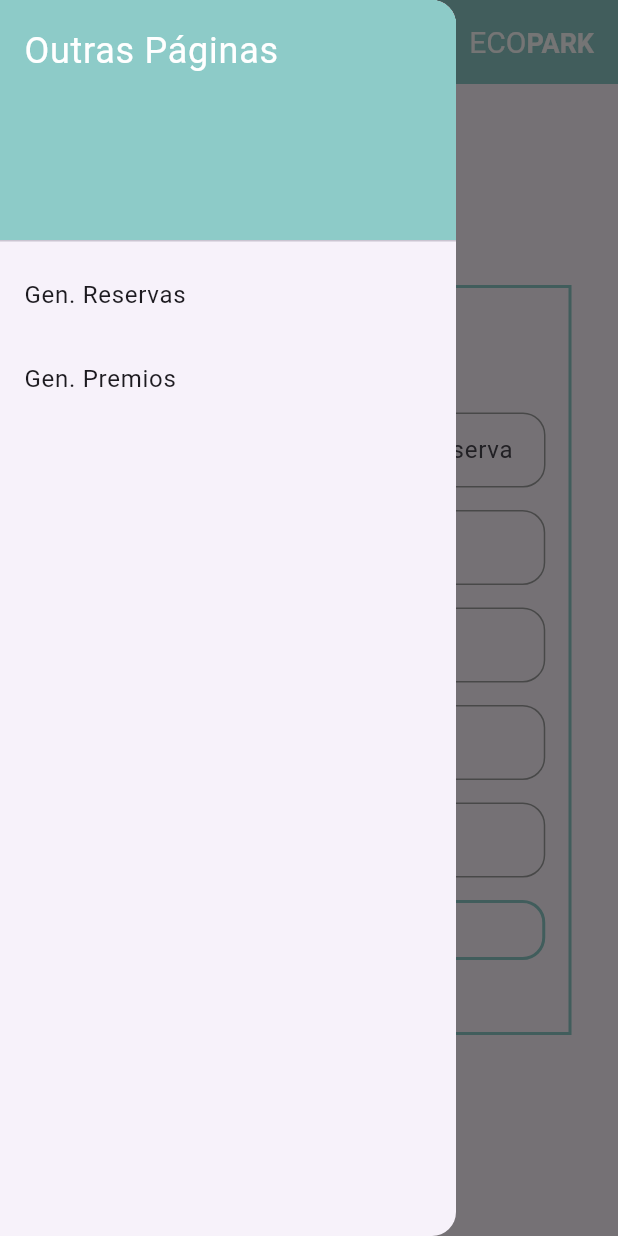
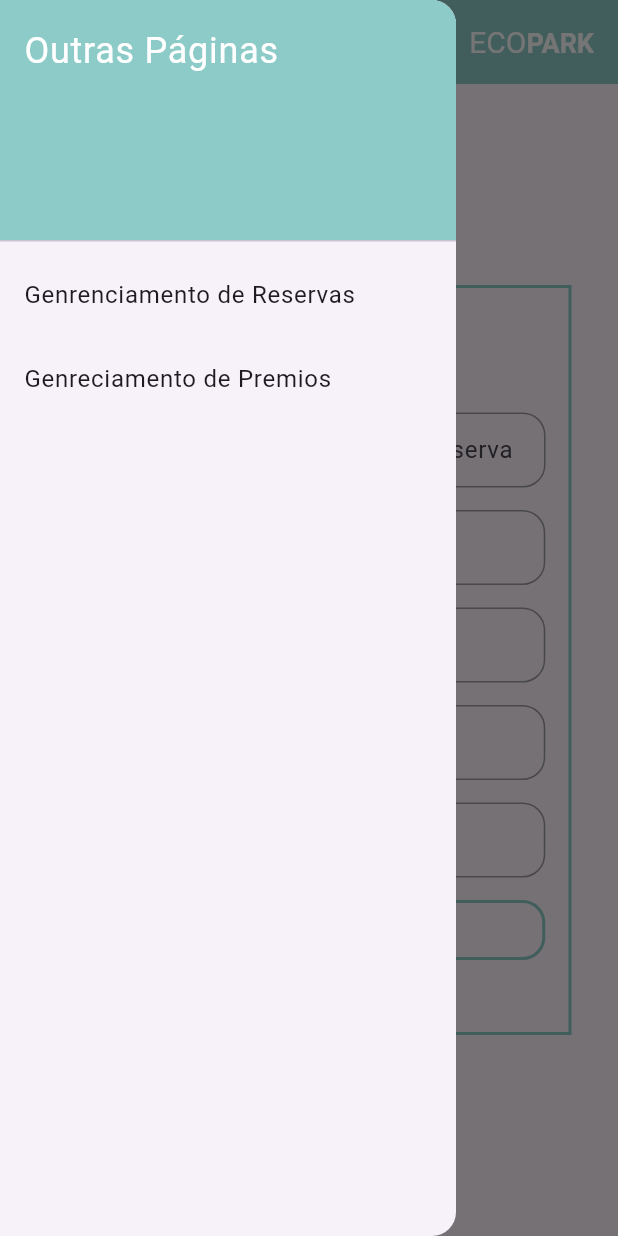
Before and after one commit to rageagainst10/Eco-Park-Desktop-2.0, a Flutter app: the LocalizacaoCadastro screen opened directly, with the side drawer open, on a phone screen of 412 x 824 dp. Run offline on Flutter 3.47's test engine with Material 3 defaults, Android fonts, the phone set to English and light mode, and no system bars; our stand-ins replace flutter_secure_storage, get_it; accounts and stored records are empty; network calls fail.

Commit message:
ultimas alteraçoes

```diff
--- a/lib/pages/gerenciamentoDeReservas.dart
+++ b/lib/pages/gerenciamentoDeReservas.dart
@@ -176,7 +176,7 @@ class _GerenciamentoDeReservaState extends State<GerenciamentoDeReserva> {
               },
             ),
             ListTile(
-              title: Text('Gen. Premios '),
+              title: Text('Genreciamento de Premios'),
               onTap: () {
                 Navigator.of(context).push(
                   MaterialPageRoute(builder: (context) => GerenciamentoDePremios()),
--- a/lib/pages/gerencimentoDePremios.dart
+++ b/lib/pages/gerencimentoDePremios.dart
@@ -119,7 +119,7 @@ class _HomeGerenciamentoDePremiosState
               ),
             ),
             ListTile(
-              title: Text('Gen. Reservas'),
+              title: Text('Genreciamento de reservas'),
               onTap: () {
                   Navigator.of(context).push(
                   MaterialPageRoute(builder: (context) => GerenciamentoDeReserva()),
--- a/lib/pages/localizacao.dart
+++ b/lib/pages/localizacao.dart
@@ -76,7 +76,7 @@ appBar: AppBarPersonalizado(
               ),
             ),
             ListTile(
-              title: Text('Gen. Reservas'),
+              title: Text('Genrenciamento de Reservas'),
               onTap: () {
                 Navigator.of(context).push(
                   MaterialPageRoute(builder: (context) => GerenciamentoDeReserva()),
@@ -84,7 +84,7 @@ appBar: AppBarPersonalizado(
               },
             ),
             ListTile(
-              title: Text('Gen. Premios'),
+              title: Text('Genreciamento de Premios'),
               onTap: () {
                   Navigator.of(context).push(
                   MaterialPageRoute(builder: (context) => GerenciamentoDePremios()),
```
